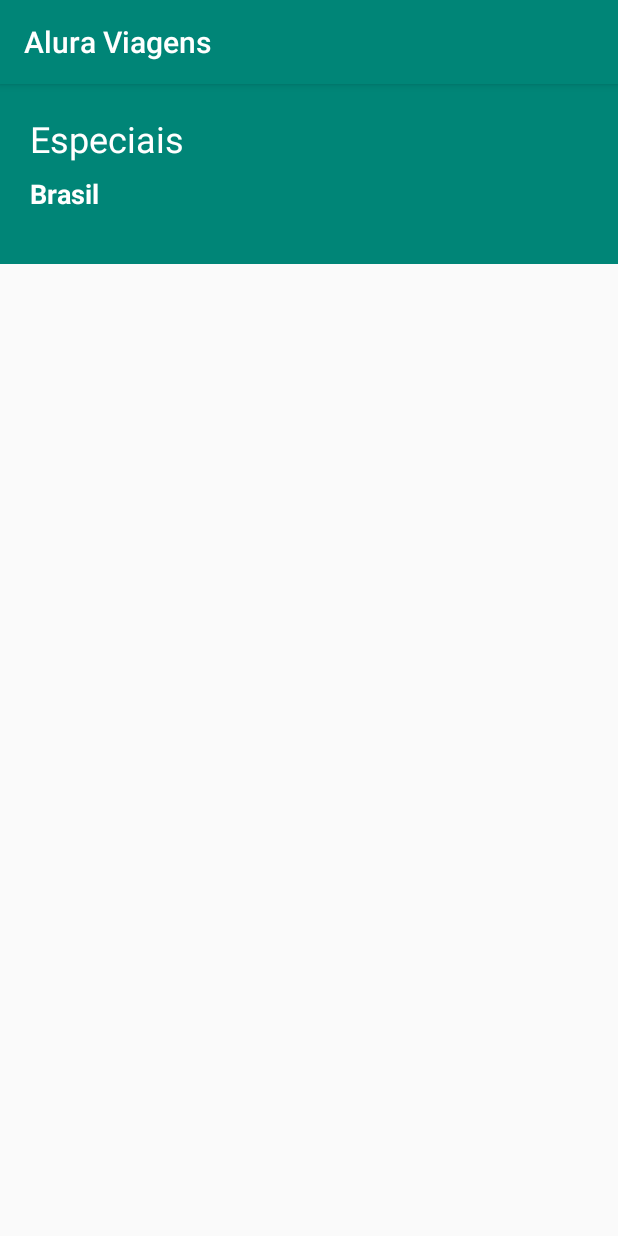
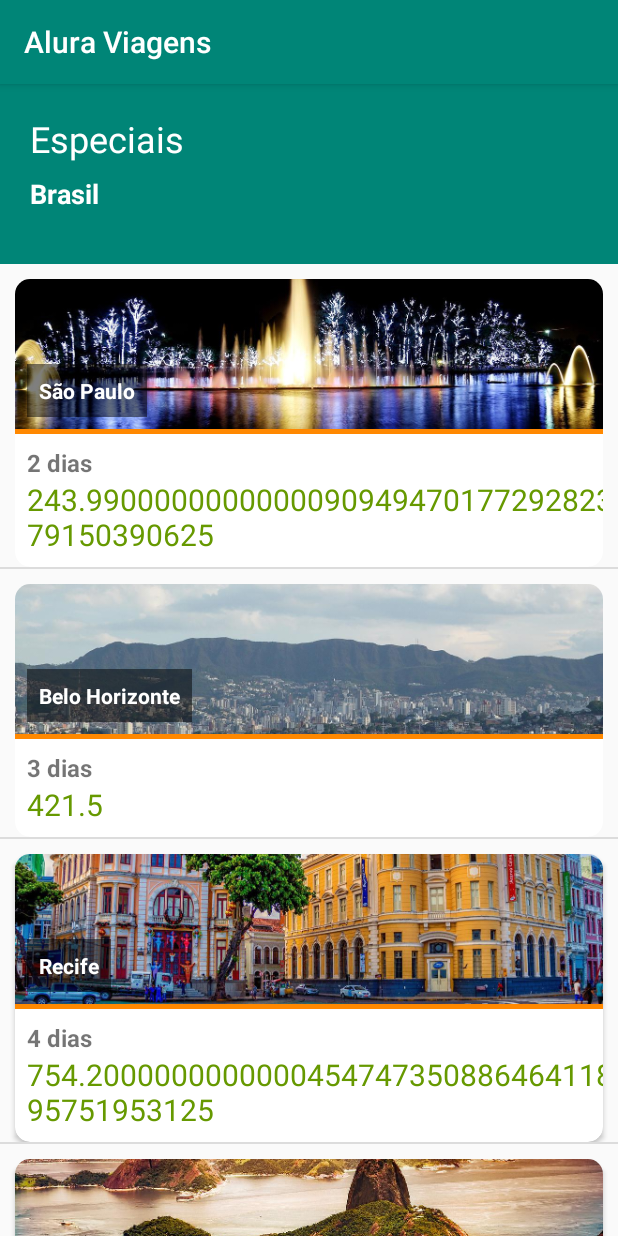
Before and after one commit to maycon3/viajemAPP, an Android app: the screen it shows after launch (ListaPacotesActivity), on a phone screen of 412 x 824 dp. Run offline under Robolectric (Android 15) with nearby library versions, the phone set to English and light mode, and no system bars.

Commit message:
Implementando a lista personalizada

```diff
--- /dev/null
+++ b/app/src/main/java/br/com/alura/aluraviagens/dao/PacoteDao.java
@@ -0,0 +1,23 @@
+package br.com.alura.aluraviagens.dao;
+
+import java.math.BigDecimal;
+import java.util.ArrayList;
+import java.util.Arrays;
+import java.util.List;
+
+import br.com.alura.aluraviagens.model.Pacote;
+
+public class PacoteDao {
+
+    public List<Pacote> lista() {
+        List<Pacote> pacotes = new ArrayList<>(Arrays.asList(
+                new Pacote("São Paulo", "sao_paulo_sp", 2, new BigDecimal(243.99)),
+                new Pacote("Belo Horizonte", "belo_horizonte_mg", 3, new BigDecimal(421.50)),
+                new Pacote("Recife", "recife_pe", 4, new BigDecimal(754.20)),
+                new Pacote("Rio de Janeiro", "rio_de_janeiro_rj", 6, new BigDecimal(532.55)),
+                new Pacote("Salvador", "salvador_ba", 5, new BigDecimal(899.99)),
+                new Pacote("Foz do Iguaçu", "foz_do_iguacu_pr", 1, new BigDecimal(289.90))));
+        return pacotes;
+    }
+
+}
--- /dev/null
+++ b/app/src/main/java/br/com/alura/aluraviagens/model/Pacote.java
@@ -0,0 +1,35 @@
+package br.com.alura.aluraviagens.model;
+
+import java.math.BigDecimal;
+
+public class Pacote {
+
+    private final String local;
+    private final String imagem;
+    private final int dias;
+    private final BigDecimal preco;
+
+    public Pacote(String local, String imagem, int dias, BigDecimal preco) {
+        this.local = local;
+        this.imagem = imagem;
+        this.dias = dias;
+        this.preco = preco;
+    }
+
+    public String getLocal() {
+        return local;
+    }
+
+    public String getImagem() {
+        return imagem;
+    }
+
+    public int getDias() {
+        return dias;
+    }
+
+    public BigDecimal getPreco() {
+        return preco;
+    }
+
+}
--- a/app/src/main/java/br/com/alura/aluraviagens/ui/activity/ListaPacotesActivity.java
+++ b/app/src/main/java/br/com/alura/aluraviagens/ui/activity/ListaPacotesActivity.java
@@ -3,8 +3,14 @@ package br.com.alura.aluraviagens.ui.activity;
 import androidx.appcompat.app.AppCompatActivity;
 
 import android.os.Bundle;
+import android.widget.ListView;
+
+import java.util.List;
 
 import br.com.alura.aluraviagens.R;
+import br.com.alura.aluraviagens.dao.PacoteDao;
+import br.com.alura.aluraviagens.model.Pacote;
+import br.com.alura.aluraviagens.ui.adapter.ListaPacodeAdapter;
 
 public class ListaPacotesActivity extends AppCompatActivity {
 
@@ -12,5 +18,10 @@ public class ListaPacotesActivity extends AppCompatActivity {
     protected void onCreate(Bundle savedInstanceState) {
         super.onCreate(savedInstanceState);
         setContentView(R.layout.activity_lista_pacotes);
+
+        List<Pacote> listaPacote = new PacoteDao().lista();
+
+        ListView listaDePacotes = findViewById(R.id.item_pacotes_listview);
+        listaDePacotes.setAdapter(new ListaPacodeAdapter(this,listaPacote ));
     }
 }
--- /dev/null
+++ b/app/src/main/java/br/com/alura/aluraviagens/ui/adapter/ListaPacodeAdapter.java
@@ -0,0 +1,66 @@
+package br.com.alura.aluraviagens.ui.adapter;
+
+import android.content.Context;
+import android.content.res.Resources;
+import android.graphics.drawable.Drawable;
+import android.view.LayoutInflater;
+import android.view.View;
+import android.view.ViewGroup;
+import android.widget.BaseAdapter;
+import android.widget.ImageView;
+import android.widget.ListAdapter;
+import android.widget.TextView;
+
+import java.util.List;
+
+import br.com.alura.aluraviagens.R;
+import br.com.alura.aluraviagens.model.Pacote;
+
+public class ListaPacodeAdapter extends BaseAdapter {
+
+    private Context context;
+    private final List<Pacote> pacotes;
+
+    public ListaPacodeAdapter(Context context, List<Pacote> pacotes){
+        this.context = context;
+        this.pacotes = pacotes;
+    }
+
+    @Override
+    public int getCount() {
+        return this.pacotes.size();
+    }
+
+    @Override
+    public Pacote getItem(int position) {
+        return this.pacotes.get(position);
+    }
+
+    @Override
+    public long getItemId(int position) {
+        return 0;
+    }
+
+    @Override
+    public View getView(int position, View convertView, ViewGroup parent) {
+        View viewCriado = LayoutInflater.from(context).inflate(R.layout.item_pacote, parent, false);
+        Pacote pacote = this.pacotes.get(position);
+
+        TextView local = viewCriado.findViewById(R.id.item_pacotes_local);
+        local.setText(pacote.getLocal());
+
+        ImageView imagem = viewCriado.findViewById(R.id.item_pacotes_imagem);
+        Resources resources = context.getResources();
+        int idDodrawable = resources.getIdentifier(pacote.getImagem(), "drawable", context.getPackageName());
+        Drawable drawableImagemPacote = resources.getDrawable(idDodrawable);
+        imagem.setImageDrawable(drawableImagemPacote);
+
+        TextView dias = viewCriado.findViewById(R.id.item_pacotes_dias);
+        dias.setText(pacote.getDias() + " dias");
+
+        TextView preco = viewCriado.findViewById(R.id.item_pacotes_preco);
+        preco.setText(pacote.getPreco().toString());
+
+        return viewCriado;
+    }
+}
--- a/app/src/main/res/layout/item_pacote.xml
+++ b/app/src/main/res/layout/item_pacote.xml
@@ -10,14 +10,12 @@
         android:id="@+id/item_pacote_cardview"
         android:layout_width="0dp"
         android:layout_height="wrap_content"
-        android:layout_margin="8dp"
+        android:layout_margin="10dp"
         app:cardBackgroundColor="#FFFFFF"
         app:cardCornerRadius="10dp"
-        app:layout_constraintBottom_toTopOf="@+id/item_pacotes_imagem"
         app:layout_constraintEnd_toEndOf="parent"
         app:layout_constraintStart_toStartOf="parent"
-        app:layout_constraintTop_toTopOf="parent"
-        app:layout_constraintVertical_bias="0.0">
+        app:layout_constraintTop_toTopOf="parent">
 
         <androidx.constraintlayout.widget.ConstraintLayout
             android:layout_width="match_parent"
@@ -28,7 +26,6 @@
                 android:layout_width="0dp"
                 android:layout_height="100dp"
                 android:scaleType="centerCrop"
-                android:src="@drawable/sao_paulo_sp"
                 app:layout_constraintEnd_toEndOf="parent"
                 app:layout_constraintStart_toStartOf="parent"
                 app:layout_constraintTop_toTopOf="parent"
@@ -41,7 +38,6 @@
                 android:layout_margin="8dp"
                 android:background="@android:drawable/screen_background_dark_transparent"
                 android:padding="8dp"
-                android:text="São Paulo"
                 android:textColor="@android:color/white"
                 android:textSize="14sp"
                 android:textStyle="bold"
@@ -63,30 +59,29 @@
                 app:layout_constraintTop_toBottomOf="@+id/item_pacotes_imagem" />
 
             <TextView
-                android:id="@+id/item_pacote_dias"
+                android:id="@+id/item_pacotes_dias"
                 android:layout_width="wrap_content"
                 android:layout_height="wrap_content"
                 android:layout_margin="8dp"
-                android:text="2 dias"
                 android:textSize="16sp"
                 android:textStyle="bold"
+                tools:text="@sample/pacotes.json/pacotes/dias"
                 app:layout_constraintEnd_toEndOf="parent"
                 app:layout_constraintHorizontal_bias="0.0"
                 app:layout_constraintStart_toStartOf="parent"
-                app:layout_constraintTop_toBottomOf="@+id/item_pacotes_divisor"
-                tools:text="@sample/pacotes.json/pacotes/dias" />
+                app:layout_constraintTop_toBottomOf="@+id/item_pacotes_divisor" />
 
             <TextView
+                android:id="@+id/item_pacotes_preco"
                 android:layout_width="wrap_content"
                 android:layout_height="wrap_content"
                 android:layout_marginBottom="8dp"
-                android:text="R$ 243,99"
+                tools:text="@sample/pacotes.json/pacotes/preco"
                 android:textColor="@android:color/holo_green_dark"
                 android:textSize="20sp"
                 app:layout_constraintBottom_toBottomOf="parent"
-                app:layout_constraintStart_toStartOf="@+id/item_pacote_dias"
-                app:layout_constraintTop_toBottomOf="@+id/item_pacote_dias"
-                tools:text="@sample/pacotes.json/pacotes/preco" />
+                app:layout_constraintStart_toStartOf="@+id/item_pacotes_dias"
+                app:layout_constraintTop_toBottomOf="@+id/item_pacotes_dias" />
 
         </androidx.constraintlayout.widget.ConstraintLayout>
 
```
